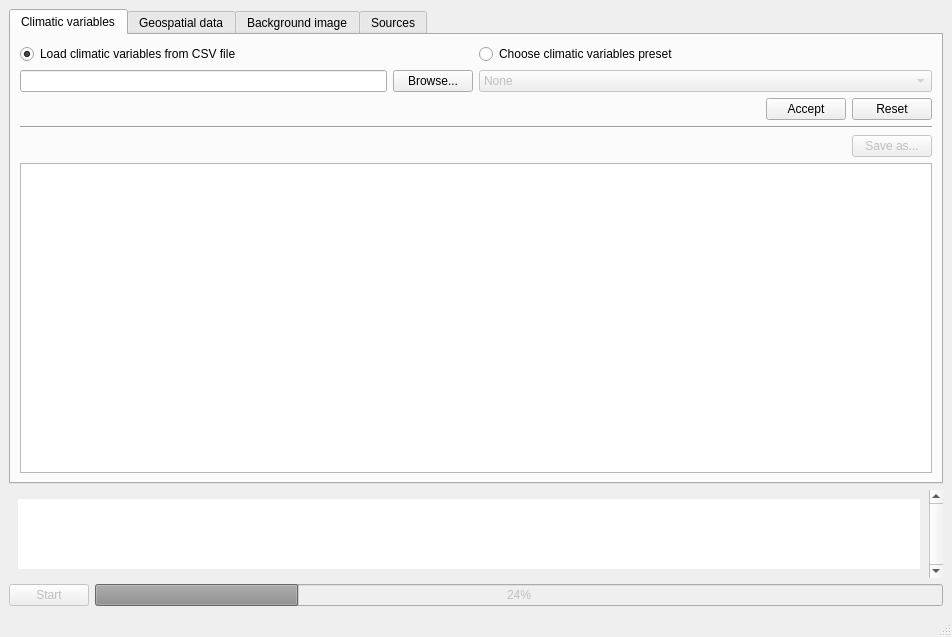
Old version of the form mainwindow.ui in the repository czertyaka/gaussian_dispersal.
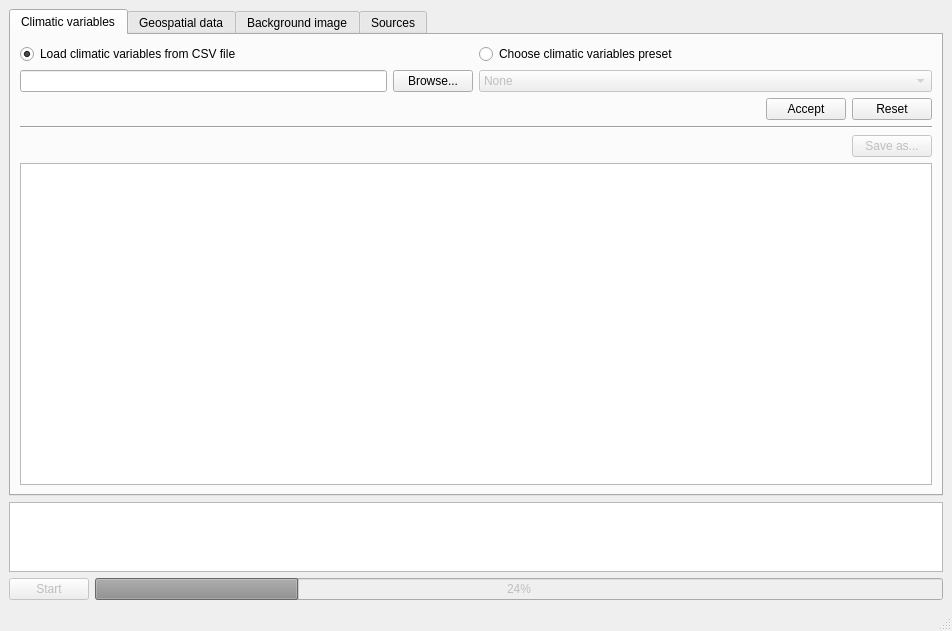
New version of the form.

```diff
--- a/mainwindow.ui
+++ b/mainwindow.ui
@@ -7,7 +7,7 @@
     <x>0</x>
     <y>0</y>
     <width>869</width>
-    <height>637</height>
+    <height>631</height>
    </rect>
   </property>
   <property name="windowTitle">
@@ -1626,53 +1626,22 @@
      </widget>
     </item>
     <item>
-     <widget class="QScrollArea" name="logScrollArea">
+     <widget class="QPlainTextEdit" name="logPlainText">
       <property name="sizePolicy">
        <sizepolicy hsizetype="Expanding" vsizetype="Maximum">
         <horstretch>0</horstretch>
         <verstretch>0</verstretch>
        </sizepolicy>
       </property>
-      <property name="frameShape">
-       <enum>QFrame::NoFrame</enum>
+      <property name="maximumSize">
+       <size>
+        <width>16777215</width>
+        <height>70</height>
+       </size>
       </property>
-      <property name="verticalScrollBarPolicy">
-       <enum>Qt::ScrollBarAlwaysOn</enum>
-      </property>
-      <property name="horizontalScrollBarPolicy">
-       <enum>Qt::ScrollBarAlwaysOff</enum>
-      </property>
-      <property name="sizeAdjustPolicy">
-       <enum>QAbstractScrollArea::AdjustToContents</enum>
-      </property>
-      <property name="widgetResizable">
+      <property name="readOnly">
        <bool>true</bool>
       </property>
-      <widget class="QWidget" name="logLayout">
-       <property name="geometry">
-        <rect>
-         <x>0</x>
-         <y>-10</y>
-         <width>837</width>
-         <height>86</height>
-        </rect>
-       </property>
-       <layout class="QVBoxLayout" name="verticalLayout_7">
-        <item>
-         <widget class="QPlainTextEdit" name="logPlainText">
-          <property name="frameShape">
-           <enum>QFrame::NoFrame</enum>
-          </property>
-          <property name="sizeAdjustPolicy">
-           <enum>QAbstractScrollArea::AdjustToContents</enum>
-          </property>
-          <property name="readOnly">
-           <bool>true</bool>
-          </property>
-         </widget>
-        </item>
-       </layout>
-      </widget>
      </widget>
     </item>
     <item>
```
